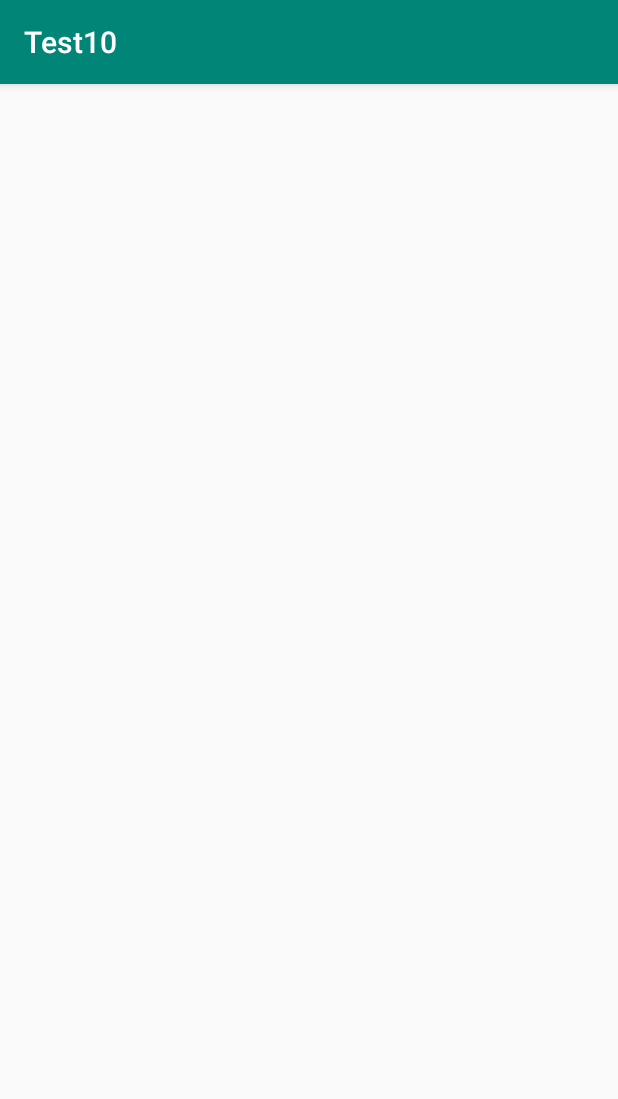
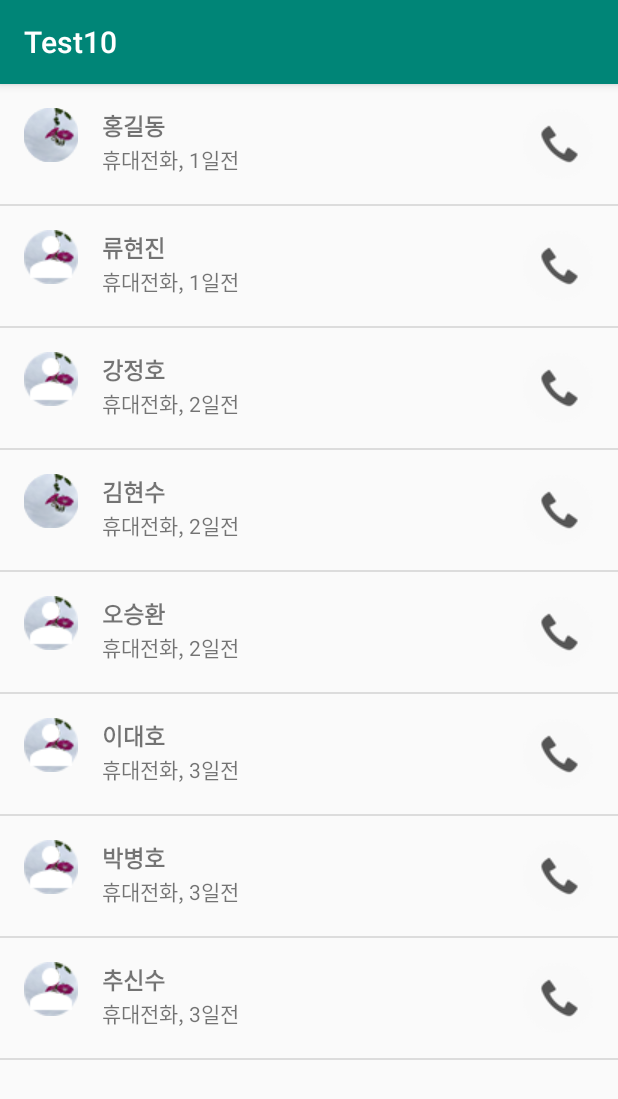
Before and after one commit to sunrin-android/Test10, an Android app: the screen it shows after launch (MainActivity), on a phone screen of 412 x 824 dp. Shown: the top 1099 px of the screen. Run offline under Robolectric (Android 15) with nearby library versions, the phone set to English and light mode, and no system bars.

Commit message:
Update changes

```diff
--- a/app/src/main/java/com/example/test10/CallLogAdapter.java
+++ b/app/src/main/java/com/example/test10/CallLogAdapter.java
@@ -5,51 +5,50 @@ import android.content.Context;
 import android.content.Intent;
 import android.content.pm.PackageManager;
 import android.net.Uri;
-import android.support.annotation.NonNull;
 import android.support.v4.content.ContextCompat;
 import android.view.LayoutInflater;
 import android.view.View;
 import android.view.ViewGroup;
 import android.widget.ArrayAdapter;
 import android.widget.Toast;
-
-
 import java.util.ArrayList;
-import java.util.List;
 
 public class CallLogAdapter extends ArrayAdapter<CallLogVO> {
     Context context;
     int resId;
     ArrayList<CallLogVO> datas;
 
-    public CallLogAdapter(@NonNull Context context, int resource) {
-        super(context, resource);
+    public CallLogAdapter(Context context, int resource, ArrayList<CallLogVO> objects) {
+        super(context, resource, objects);
+        // 멤버 변수
+        this.context = context;
+        this.resId = resource;
+        this.datas = objects;
     }
 
 
-    //전체 데이터 갯수
+    // 전체 데이터 개수
     @Override
     public int getCount() {
         return datas.size();
     }
 
-    //한개 item 완성해서 return
+    // 한 개 item 완성해서 return
     @Override
     public View getView(int position, View convertView, ViewGroup parent) {
-        //main_list_item.xml 인플레이션
+        // main_list_item.xml 인플레이션
         if(convertView == null) {
             LayoutInflater inflater = (LayoutInflater)context.getSystemService(
                     Context.LAYOUT_INFLATER_SERVICE);
             convertView = inflater.inflate(resId, null);
-
             CallLogWrapper wrapper = new CallLogWrapper(convertView);
             convertView.setTag(wrapper);
         }
 
-        //한개 item 데이터 가져오기(ArrayList에서)
+        // 한 개 item 데이터 가져오기(ArrayList에서)
         final CallLogVO call = datas.get(position);
 
-        //view에 데이터 넣기(set)
+        // view에 데이터 넣기(set)
         CallLogWrapper holder = (CallLogWrapper)convertView.getTag();
         holder.nameView.setText(call.name);
         holder.dateView.setText(call.date);
@@ -59,7 +58,7 @@ public class CallLogAdapter extends ArrayAdapter<CallLogVO> {
         else
             holder.personImageView.setImageResource(R.drawable.ic_person);
 
-        //이벤트 처리 - 전화걸기
+        // 이벤트 처리 - 전화걸기
         holder.dialerImageView.setOnClickListener(new View.OnClickListener() {
             @Override
             public void onClick(View view) {
@@ -71,8 +70,6 @@ public class CallLogAdapter extends ArrayAdapter<CallLogVO> {
                     Toast.makeText(context, "권한이 허용되지 않았습니다.", Toast.LENGTH_SHORT).show();
             }
         });
-
-        //완성된 view return
         return convertView;
     }
 }
--- a/app/src/main/java/com/example/test10/MainActivity.java
+++ b/app/src/main/java/com/example/test10/MainActivity.java
@@ -5,11 +5,9 @@ import android.content.pm.PackageManager;
 import android.database.Cursor;
 import android.database.sqlite.SQLiteDatabase;
 import android.os.Bundle;
-import android.provider.CallLog;
 import android.support.v4.app.ActivityCompat;
 import android.support.v4.content.ContextCompat;
 import android.support.v7.app.AppCompatActivity;
-import android.widget.ArrayAdapter;
 import android.widget.ListView;
 
 import java.util.ArrayList;
@@ -20,23 +18,21 @@ public class MainActivity extends AppCompatActivity {
     protected void onCreate(Bundle savedInstanceState) {
         super.onCreate(savedInstanceState);
         setContentView(R.layout.activity_main);
-
-
-        //권한체크
+        // 권한 체크
         if(ContextCompat.checkSelfPermission(this,
                 Manifest.permission.CALL_PHONE)!=
                 PackageManager.PERMISSION_GRANTED) {
-            //권한 요청
+            // 권한 요청
             ActivityCompat.requestPermissions(this,
                     new String[]{Manifest.permission.CALL_PHONE},
                     10);
         }
 
-        //데이터베이스 생성, 오픈
+        // 데이터베이스 생성, 오픈
         DBHelper dbHelper = new DBHelper(this);
         SQLiteDatabase db = dbHelper.getReadableDatabase();
         String sql = "select name, photo, date, phone from tb_calllog";
-        //데이터베이스 테이블(tb_calllog) 내용 조회
+        // tb_calllog 내용 조회
         Cursor cursor = db.rawQuery(sql, null);
 
         ArrayList<CallLogVO> datas = new ArrayList<>();
@@ -51,10 +47,8 @@ public class MainActivity extends AppCompatActivity {
         }
         db.close();
 
-        //커스텀 어댑터
-        CallLogAdapter adapter = new CallLogAdapter(    );
+        CallLogAdapter adapter = new CallLogAdapter(this, R.layout.main_list_item, datas);
         ListView listView = findViewById(R.id.main_list);
-        //리스트뷰에 내가 만든 어댑터 설정
         listView.setAdapter(adapter);
     }
 }
--- a/app/src/main/res/layout/main_list_item.xml
+++ b/app/src/main/res/layout/main_list_item.xml
@@ -9,32 +9,30 @@
         android:layout_width="wrap_content"
         android:layout_height="wrap_content"
         android:background="@drawable/hong"
-        android:src="@drawable/hong"/>
+        android:src="@drawable/hong" />
 
     <TextView
         android:id="@+id/main_item_name"
         android:layout_width="wrap_content"
         android:layout_height="wrap_content"
-        android:textSize="15dp"
-        android:textStyle="bold"
-        android:text="홍길동"
         android:layout_marginLeft="16dp"
         android:layout_toRightOf="@id/main_item_person"
-        />
+        android:text="홍길동"
+        android:textSize="15dp"
+        android:textStyle="bold" />
 
     <TextView
         android:id="@+id/main_item_date"
         android:layout_width="wrap_content"
         android:layout_height="wrap_content"
-        android:text="휴대전화, 3일전"
         android:layout_below="@id/main_item_name"
-        android:layout_alignLeft="@id/main_item_name"/>
+        android:layout_alignLeft="@id/main_item_name"
+        android:text="휴대전화, 3일전" />
 
     <ImageView
         android:id="@+id/main_item_dialer"
         android:layout_width="wrap_content"
         android:layout_height="wrap_content"
-        android:src="@drawable/ic_dialer"
-        android:layout_alignParentRight="true"/>
-
+        android:layout_alignParentRight="true"
+        android:src="@drawable/ic_dialer" />
 </RelativeLayout>
```
Also changed, not shown: app/src/main/java/com/example/test10/CallLogWrapper.java (+4 -4 lines).
